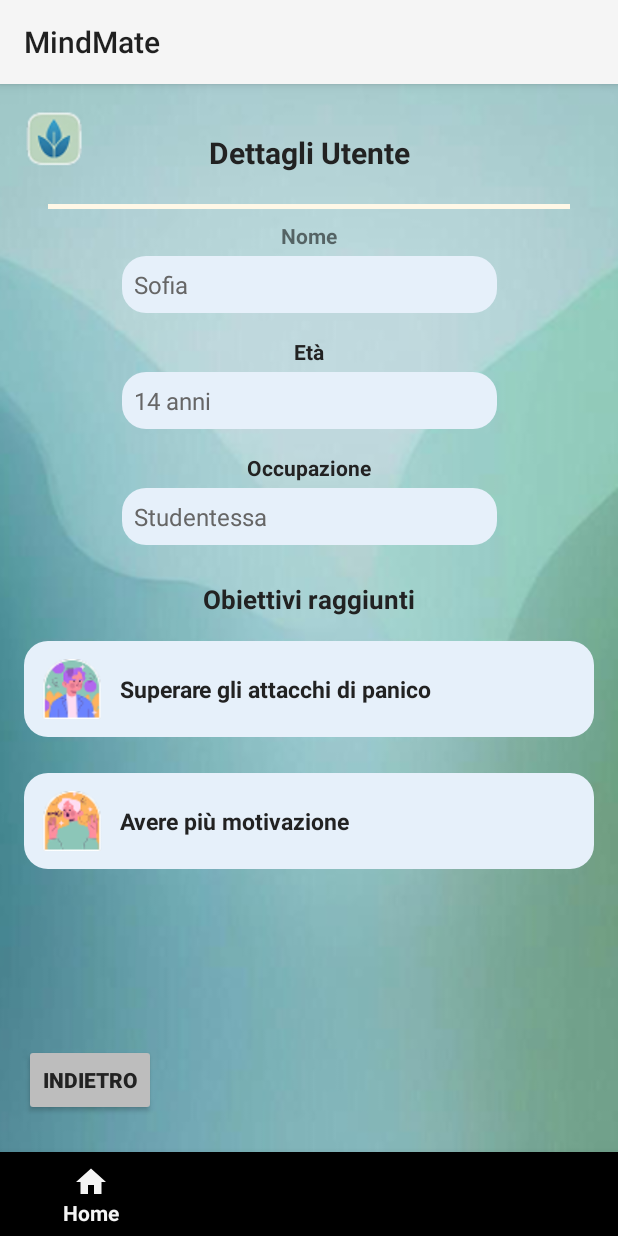
After one commit to Kevins2205/MindMate, an Android app: the fragment DettaglioUtenteFragment placed in its activity, on a phone screen of 412 x 824 dp. The commit adds this screen. Run offline under Robolectric (Android 15) with nearby library versions, the phone set to English and light mode, and no system bars.

Commit message:
add_DettaglioUtente

```diff
--- /dev/null
+++ b/app/src/main/java/com/example/mindmate/DettaglioUtenteFragment.java
@@ -0,0 +1,45 @@
+package com.example.mindmate;
+
+import android.os.Bundle;
+import android.view.LayoutInflater;
+import android.view.View;
+import android.view.ViewGroup;
+import android.widget.TextView;
+
+import androidx.annotation.NonNull;
+import androidx.annotation.Nullable;
+import androidx.fragment.app.Fragment;
+import androidx.recyclerview.widget.LinearLayoutManager;
+import androidx.recyclerview.widget.RecyclerView;
+
+import com.example.mindmate.ObiettiviRaggiuntiAdapter;
+
+import java.util.ArrayList;
+import java.util.List;
+
+public class DettaglioUtenteFragment extends Fragment {
+    @Nullable
+    @Override
+    public View onCreateView(@NonNull LayoutInflater inflater, @Nullable ViewGroup container, @Nullable Bundle savedInstanceState) {
+        View view = inflater.inflate(R.layout.fragment_dettaglio_utente, container, false);
+
+        // Popola i dati utente statici
+        ((TextView) view.findViewById(R.id.tvNomeUtente)).setText("Sofia");
+        ((TextView) view.findViewById(R.id.tvEtaUtente)).setText("14 anni");
+        ((TextView) view.findViewById(R.id.tvOccupazioneUtente)).setText("Studentessa");
+
+        // Obiettivi raggiunti: prendo i due richiesti
+        List<Obiettivo> obiettiviRaggiunti = new ArrayList<>();
+        List<Obiettivo> all = Obiettivo.getAllObiettivi();
+        if (all.size() > 7) obiettiviRaggiunti.add(all.get(7)); // Superare gli attacchi di panico
+        if (all.size() > 3) obiettiviRaggiunti.add(all.get(3)); // Avere più motivazione
+
+        RecyclerView recyclerObiettivi = view.findViewById(R.id.recyclerObiettiviRaggiunti);
+        recyclerObiettivi.setLayoutManager(new LinearLayoutManager(getContext(), LinearLayoutManager.VERTICAL, false));
+        recyclerObiettivi.setAdapter(new ObiettiviRaggiuntiAdapter(getContext(), obiettiviRaggiunti));
+
+        view.findViewById(R.id.btnIndietro).setOnClickListener(v -> requireActivity().onBackPressed());
+
+        return view;
+    }
+}
--- a/app/src/main/java/com/example/mindmate/DiarioFragment.java
+++ b/app/src/main/java/com/example/mindmate/DiarioFragment.java
@@ -13,7 +13,6 @@ import androidx.fragment.app.FragmentTransaction;
 
 import java.util.Calendar;
 import java.util.HashMap;
-import java.util.List;
 
 public class DiarioFragment extends Fragment {
 
@@ -46,7 +45,6 @@ public class DiarioFragment extends Fragment {
         TextView btnPrev = view.findViewById(R.id.arrowLeft);
         TextView btnNext = view.findViewById(R.id.arrowRight);
         Button btnNuovaNota = view.findViewById(R.id.buttonNuovaNota);
-        Button btnIndietro = view.findViewById(R.id.buttonIndietro);
         calendario = Calendar.getInstance();
         diarioFinto = new HashMap<>();
         // Carica note temporanee
@@ -61,7 +59,7 @@ public class DiarioFragment extends Fragment {
         diarioFinto.put("2025-09-05", new VoceDiario(getString(R.string.emoji4), "Settembre è iniziato bene, mi sento motivata!"));
         diarioFinto.put("2025-09-12", new VoceDiario(getString(R.string.emoji5), "Oggi sono un po' stanca, ma soddisfatta del lavoro fatto."));
         diarioFinto.put("2025-09-25", new VoceDiario(getString(R.string.emoji6), "Giornata di riflessione, ho preso decisioni importanti."));
-        diarioFinto.put("2025-10-03", new VoceDiario(getString(R.string.emoji7), "Ottobre porta aria fresca, mi sento serena."));
+        diarioFinto.put("2025-10-04", new VoceDiario(getString(R.string.emoji7), "Ottobre porta aria fresca, mi sento serena."));
         diarioFinto.put("2025-10-14", new VoceDiario(getString(R.string.emoji8), "Giornata impegnativa, ma sono riuscita a gestire tutto."));
         diarioFinto.put("2025-10-28", new VoceDiario(getString(R.string.emoji9), "Ho passato una bellissima giornata con gli amici."));
         aggiornaCalendario();
@@ -100,14 +98,6 @@ public class DiarioFragment extends Fragment {
                     .commit();
             });
         }
-
-        btnIndietro.setOnClickListener(v -> {
-            // Torna direttamente alla Home selezionando la voce Home della bottom navigation
-            requireActivity().findViewById(com.example.mindmate.R.id.bottomNavigationView)
-                .performClick();
-            com.google.android.material.bottomnavigation.BottomNavigationView bottomNav = requireActivity().findViewById(com.example.mindmate.R.id.bottomNavigationView);
-            bottomNav.setSelectedItemId(com.example.mindmate.R.id.nav_home);
-        });
 
         return view;
     }
--- /dev/null
+++ b/app/src/main/java/com/example/mindmate/ObiettiviRaggiuntiAdapter.java
@@ -0,0 +1,50 @@
+package com.example.mindmate;
+
+import android.content.Context;
+import android.view.LayoutInflater;
+import android.view.View;
+import android.view.ViewGroup;
+import android.widget.ImageView;
+import android.widget.TextView;
+import androidx.annotation.NonNull;
+import androidx.recyclerview.widget.RecyclerView;
+import java.util.List;
+
+public class ObiettiviRaggiuntiAdapter extends RecyclerView.Adapter<ObiettiviRaggiuntiAdapter.ObiettivoViewHolder> {
+    private final List<Obiettivo> obiettivi;
+    private final Context context;
+
+    public ObiettiviRaggiuntiAdapter(Context context, List<Obiettivo> obiettivi) {
+        this.context = context;
+        this.obiettivi = obiettivi;
+    }
+
+    @NonNull
+    @Override
+    public ObiettivoViewHolder onCreateViewHolder(@NonNull ViewGroup parent, int viewType) {
+        View view = LayoutInflater.from(context).inflate(R.layout.item_obiettivo_raggiunto, parent, false);
+        return new ObiettivoViewHolder(view);
+    }
+
+    @Override
+    public void onBindViewHolder(@NonNull ObiettivoViewHolder holder, int position) {
+        Obiettivo obiettivo = obiettivi.get(position);
+        holder.titolo.setText(obiettivo.getTitolo());
+        holder.icona.setImageResource(obiettivo.getIconaResId());
+    }
+
+    @Override
+    public int getItemCount() {
+        return obiettivi.size();
+    }
+
+    static class ObiettivoViewHolder extends RecyclerView.ViewHolder {
+        ImageView icona;
+        TextView titolo;
+        ObiettivoViewHolder(@NonNull View itemView) {
+            super(itemView);
+            icona = itemView.findViewById(R.id.imgObiettivo);
+            titolo = itemView.findViewById(R.id.tvTitoloObiettivo);
+        }
+    }
+}
--- a/app/src/main/java/com/example/mindmate/ProfiloFragment.java
+++ b/app/src/main/java/com/example/mindmate/ProfiloFragment.java
@@ -7,8 +7,10 @@ import android.view.View;
 import android.view.ViewGroup;
 import androidx.annotation.NonNull;
 import androidx.annotation.Nullable;
-import androidx.cardview.widget.CardView;
 import androidx.fragment.app.Fragment;
+import androidx.fragment.app.FragmentTransaction;
+import androidx.recyclerview.widget.LinearLayoutManager;
+import androidx.recyclerview.widget.RecyclerView;
 import com.github.mikephil.charting.charts.LineChart;
 import com.github.mikephil.charting.components.XAxis;
 import com.github.mikephil.charting.components.YAxis;
@@ -87,6 +89,13 @@ public class ProfiloFragment extends Fragment {
 
         lineChart.invalidate();
 
+        view.findViewById(R.id.btnDettagliUtente).setOnClickListener(v -> {
+            FragmentTransaction transaction = requireActivity().getSupportFragmentManager().beginTransaction();
+            transaction.replace(R.id.fragment_container, new DettaglioUtenteFragment());
+            transaction.addToBackStack(null);
+            transaction.commit();
+        });
+
         return view;
     }
 }
--- /dev/null
+++ b/app/src/main/res/drawable/bg_field_rounded.xml
@@ -0,0 +1,6 @@
+<?xml version="1.0" encoding="utf-8"?>
+<shape xmlns:android="http://schemas.android.com/apk/res/android">
+    <solid android:color="#E6F0FA" />
+    <corners android:radius="16dp" />
+    <padding android:left="8dp" android:top="4dp" android:right="8dp" android:bottom="4dp"/>
+</shape>
--- /dev/null
+++ b/app/src/main/res/layout/fragment_dettaglio_utente.xml
@@ -0,0 +1,158 @@
+<?xml version="1.0" encoding="utf-8"?>
+<androidx.constraintlayout.widget.ConstraintLayout xmlns:android="http://schemas.android.com/apk/res/android"
+    xmlns:app="http://schemas.android.com/apk/res-auto"
+    android:layout_width="match_parent"
+    android:layout_height="match_parent"
+    android:background="@drawable/image30">
+
+    <ImageView
+        android:id="@+id/logoMindMate"
+        android:layout_width="40dp"
+        android:layout_height="40dp"
+        android:layout_marginStart="16dp"
+        android:layout_marginTop="16dp"
+        android:src="@drawable/logomindmate"
+        app:layout_constraintStart_toStartOf="parent"
+        app:layout_constraintTop_toTopOf="parent"/>
+
+
+    <TextView
+        android:id="@+id/tvTitoloDettaglioUtente"
+        android:layout_width="wrap_content"
+        android:layout_height="wrap_content"
+        android:text="Dettagli Utente"
+        android:textStyle="bold"
+        android:textSize="20sp"
+        android:textColor="#222"
+        android:drawablePadding="8dp"
+        android:layout_marginTop="32dp"
+        app:layout_constraintTop_toTopOf="parent"
+        app:layout_constraintStart_toStartOf="parent"
+        app:layout_constraintEnd_toEndOf="parent"/>
+
+    <View
+        android:id="@+id/headerLineEvento"
+        android:layout_width="0dp"
+        android:layout_height="3dp"
+        android:background="#FFF8E7"
+        app:layout_constraintTop_toBottomOf="@id/logoMindMate"
+        app:layout_constraintStart_toStartOf="parent"
+        app:layout_constraintEnd_toEndOf="parent"
+        android:layout_marginTop="24dp"
+        android:layout_marginStart="32dp"
+        android:layout_marginEnd="32dp"/>
+
+    <TextView
+        android:id="@+id/tvNomeLabel"
+        android:layout_width="wrap_content"
+        android:layout_height="wrap_content"
+        android:text="Nome"
+        android:textStyle="bold"
+        android:layout_marginTop="32dp"
+        app:layout_constraintTop_toBottomOf="@id/tvTitoloDettaglioUtente"
+        app:layout_constraintStart_toStartOf="parent"
+        app:layout_constraintEnd_toEndOf="parent"/>
+    <TextView
+        android:id="@+id/tvNomeUtente"
+        android:layout_width="250dp"
+        android:layout_height="wrap_content"
+        android:text="Sofia"
+        android:background="@drawable/bg_field_rounded"
+        android:padding="8dp"
+        android:textColor="#666"
+        android:textSize="16sp"
+        app:layout_constraintTop_toBottomOf="@id/tvNomeLabel"
+        app:layout_constraintStart_toStartOf="parent"
+        app:layout_constraintEnd_toEndOf="parent"
+        android:layout_marginTop="4dp"/>
+
+    <TextView
+        android:id="@+id/tvEtaLabel"
+        android:layout_width="wrap_content"
+        android:layout_height="wrap_content"
+        android:text="Età"
+        android:textStyle="bold"
+        android:textColor="#222"
+        android:layout_marginTop="16dp"
+        app:layout_constraintTop_toBottomOf="@id/tvNomeUtente"
+        app:layout_constraintStart_toStartOf="parent"
+        app:layout_constraintEnd_toEndOf="parent"/>
+    <TextView
+        android:id="@+id/tvEtaUtente"
+        android:layout_width="250dp"
+        android:layout_height="wrap_content"
+        android:text="14 anni"
+        android:background="@drawable/bg_field_rounded"
+        android:padding="8dp"
+        android:textColor="#666"
+        android:textSize="16sp"
+        app:layout_constraintTop_toBottomOf="@id/tvEtaLabel"
+        app:layout_constraintStart_toStartOf="parent"
+        app:layout_constraintEnd_toEndOf="parent"
+        android:layout_marginTop="4dp"/>
+
+    <TextView
+        android:id="@+id/tvOccupazioneLabel"
+        android:layout_width="wrap_content"
+        android:layout_height="wrap_content"
+        android:text="Occupazione"
+        android:textStyle="bold"
+        android:textColor="#222"
+        android:layout_marginTop="16dp"
+        app:layout_constraintTop_toBottomOf="@id/tvEtaUtente"
+        app:layout_constraintStart_toStartOf="parent"
+        app:layout_constraintEnd_toEndOf="parent"/>
+    <TextView
+        android:id="@+id/tvOccupazioneUtente"
+        android:layout_width="250dp"
+        android:layout_height="wrap_content"
+        android:text="Studentessa"
+        android:background="@drawable/bg_field_rounded"
+        android:padding="8dp"
+        android:textColor="#666"
+        android:textSize="16sp"
+        app:layout_constraintTop_toBottomOf="@id/tvOccupazioneLabel"
+        app:layout_constraintStart_toStartOf="parent"
+        app:layout_constraintEnd_toEndOf="parent"
+        android:layout_marginTop="4dp"/>
+
+    <TextView
+        android:id="@+id/tvObiettiviRaggiuntiLabel"
+        android:layout_width="wrap_content"
+        android:layout_height="wrap_content"
+        android:text="Obiettivi raggiunti"
+        android:textStyle="bold"
+        android:textSize="17sp"
+        android:textColor="#222"
+        android:layout_marginTop="24dp"
+        app:layout_constraintTop_toBottomOf="@id/tvOccupazioneUtente"
+        app:layout_constraintStart_toStartOf="parent"
+        app:layout_constraintEnd_toEndOf="parent"/>
+
+    <!-- RecyclerView verticale per obiettivi raggiunti -->
+    <androidx.recyclerview.widget.RecyclerView
+        android:id="@+id/recyclerObiettiviRaggiunti"
+        android:layout_width="0dp"
+        android:layout_height="0dp"
+        android:padding="8dp"
+        android:clipToPadding="false"
+        app:layout_constraintTop_toBottomOf="@id/tvObiettiviRaggiuntiLabel"
+        app:layout_constraintBottom_toTopOf="@id/btnIndietro"
+        app:layout_constraintStart_toStartOf="parent"
+        app:layout_constraintEnd_toEndOf="parent"/>
+
+
+    <Button
+        android:id="@+id/btnIndietro"
+        android:layout_width="wrap_content"
+        android:layout_height="48dp"
+        android:text="Indietro"
+        android:textStyle="bold"
+        android:backgroundTint="#BDBDBD"
+        android:textColor="#222"
+        android:layout_marginStart="16dp"
+        android:layout_marginBottom="24dp"
+        app:layout_constraintBottom_toBottomOf="parent"
+        app:layout_constraintStart_toStartOf="parent"/>
+
+</androidx.constraintlayout.widget.ConstraintLayout>
--- a/app/src/main/res/layout/fragment_diario.xml
+++ b/app/src/main/res/layout/fragment_diario.xml
@@ -189,17 +189,4 @@
         app:layout_constraintEnd_toEndOf="parent"
         android:layout_marginTop="32dp" />
 
-    <Button
-        android:id="@+id/buttonIndietro"
-        android:layout_width="200dp"
-        android:layout_height="48dp"
-        android:text="Indietro"
-        android:textStyle="bold"
-        android:backgroundTint="#BDBDBD"
-        android:textColor="#222"
-        app:layout_constraintTop_toBottomOf="@id/buttonNuovaNota"
-        app:layout_constraintStart_toStartOf="parent"
-        app:layout_constraintEnd_toEndOf="parent"
-        android:layout_marginTop="16dp" />
-
 </androidx.constraintlayout.widget.ConstraintLayout>
--- a/app/src/main/res/layout/fragment_profilo.xml
+++ b/app/src/main/res/layout/fragment_profilo.xml
@@ -14,24 +14,21 @@
         android:layout_marginStart="16dp"
         android:layout_marginTop="16dp"
         app:layout_constraintStart_toStartOf="parent"
-        app:layout_constraintTop_toTopOf="parent"
-        app:layout_constraintBottom_toTopOf="@id/headerLine" />
+        app:layout_constraintTop_toTopOf="parent"/>
 
-
-    <!-- Titolo centrato orizzontalmente -->
+    <!-- Titolo centrato in alto -->
     <TextView
-        android:id="@+id/tvTitoloProfilo"
+        android:id="@+id/tvTitle"
         android:layout_width="wrap_content"
         android:layout_height="wrap_content"
+        android:layout_marginTop="28dp"
         android:text="PROFILO"
+        android:textColor="@android:color/black"
+        android:textSize="20sp"
         android:textStyle="bold"
-        android:textSize="22sp"
-        android:textColor="#222"
-        android:layout_marginTop="24dp"
-        app:layout_constraintTop_toTopOf="parent"
+        app:layout_constraintEnd_toEndOf="parent"
         app:layout_constraintStart_toStartOf="parent"
-        app:layout_constraintEnd_toEndOf="parent"
-        android:gravity="center"/>
+        app:layout_constraintTop_toTopOf="parent" />
 
     <!-- Linea divisoria -->
     <View
@@ -40,7 +37,7 @@
         android:layout_height="2dp"
         android:background="#DDD"
         android:layout_marginTop="16dp"
-        app:layout_constraintTop_toBottomOf="@id/tvTitoloProfilo"
+        app:layout_constraintTop_toBottomOf="@id/tvTitle"
         app:layout_constraintStart_toStartOf="parent"
         app:layout_constraintEnd_toEndOf="parent"/>
 
@@ -110,6 +107,7 @@
 
         <!-- Pulsanti grandi -->
         <LinearLayout
+            android:id="@+id/btnDettagliUtente"
             android:layout_width="0dp"
             android:layout_height="100dp"
             android:layout_columnWeight="1"
@@ -117,7 +115,10 @@
             android:orientation="vertical"
             android:gravity="center"
             android:layout_margin="12dp"
-            android:background="@drawable/bg_event_item_rounded">
+            android:background="@drawable/bg_event_item_rounded"
+            android:clickable="true"
+            android:focusable="true"
+            android:foreground="?attr/selectableItemBackground">
             <ImageView
                 android:layout_width="48dp"
                 android:layout_height="48dp"
--- /dev/null
+++ b/app/src/main/res/layout/item_obiettivo_raggiunto.xml
@@ -0,0 +1,39 @@
+<?xml version="1.0" encoding="utf-8"?>
+<LinearLayout xmlns:android="http://schemas.android.com/apk/res/android"
+    android:layout_width="match_parent"
+    android:layout_height="wrap_content"
+    android:orientation="vertical"
+    android:padding="8dp">
+
+    <LinearLayout
+        android:layout_width="match_parent"
+        android:layout_height="wrap_content"
+        android:orientation="horizontal"
+        android:gravity="center_vertical"
+        android:background="@drawable/bg_field_rounded"
+        android:padding="12dp"
+        android:layout_marginBottom="8dp">
+
+        <ImageView
+            android:id="@+id/imgObiettivo"
+            android:layout_width="40dp"
+            android:layout_height="40dp"
+            android:layout_gravity="center_vertical"
+            android:scaleType="centerInside"
+            android:layout_marginEnd="12dp"/>
+
+        <TextView
+            android:id="@+id/tvTitoloObiettivo"
+            android:layout_width="0dp"
+            android:layout_height="wrap_content"
+            android:layout_weight="1"
+            android:text="Titolo"
+            android:textColor="#222"
+            android:textSize="15sp"
+            android:textStyle="bold"
+            android:gravity="start|center_vertical"
+            android:maxLines="2"
+            android:ellipsize="end"/>
+    </LinearLayout>
+
+</LinearLayout>
```
